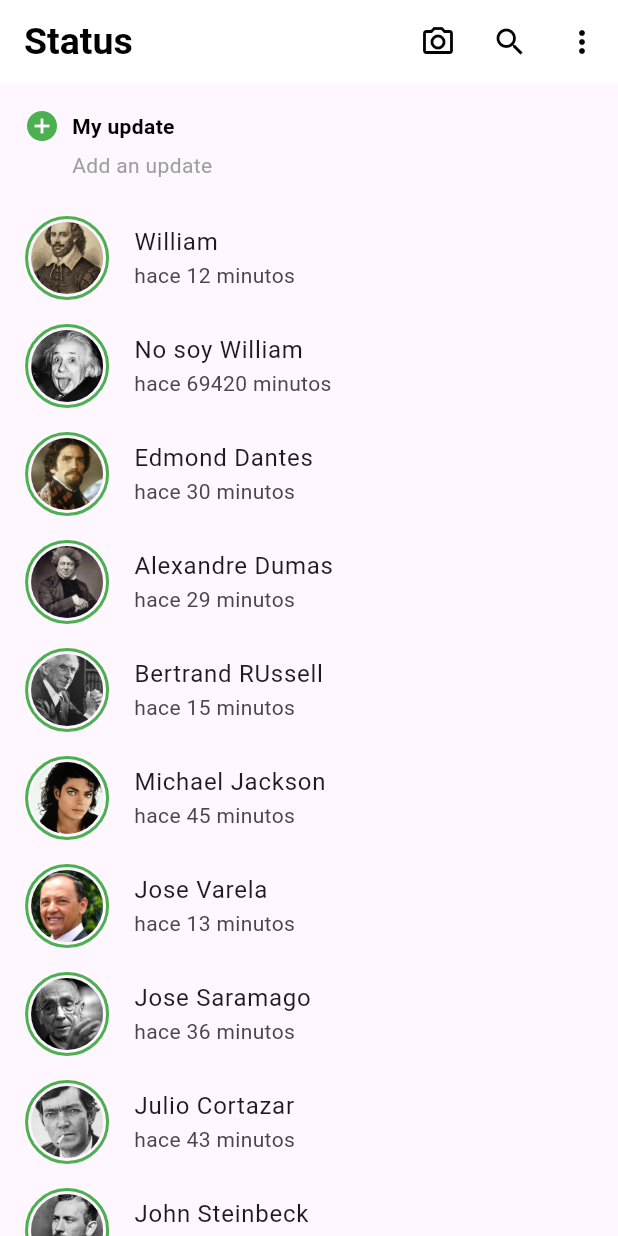
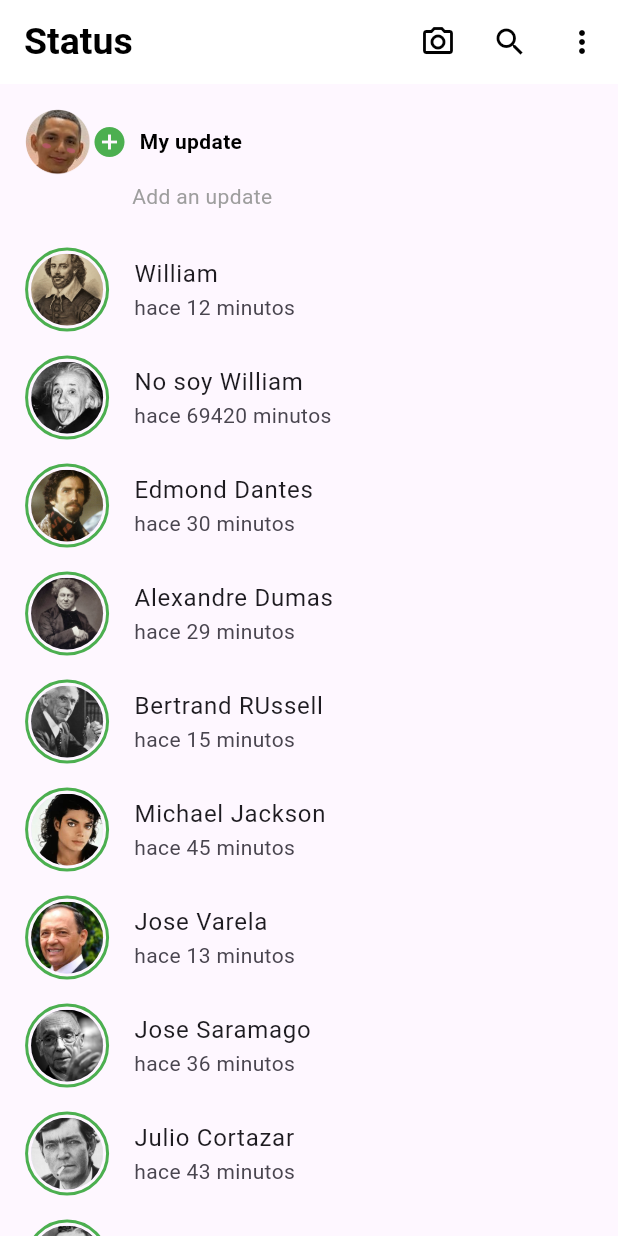
Before and after one commit to Diegdary/whatsapp, a Flutter app: the statusme screen opened directly, on a phone screen of 412 x 824 dp. Run offline on Flutter 3.47's test engine with Material 3 defaults, Android fonts, the phone set to English and light mode, and no system bars.

Commit message:
foto de samuel annadida a status

```diff
--- a/lib/Screens/statuss.dart
+++ b/lib/Screens/statuss.dart
@@ -1,5 +1,5 @@
+
 import 'package:flutter/material.dart';
-
 class statusme extends StatelessWidget {
   statusme({super.key});
   final List<status> estados = [
@@ -111,13 +111,19 @@ class statusme extends StatelessWidget {
             onTap: () {
               print('Pepe el herizo');
             },
-            child: const Padding(
+            child:  Padding(
               padding: EdgeInsets.all(16.0),
               child: Column(
                 crossAxisAlignment: CrossAxisAlignment.start,
                 children: [
                   Row(
                     children: [
+
+                     Container(
+                      width: 45,
+                      height: 45,
+                      child: Image.asset('assets/samuel1-01.png')
+                      ),
                       Icon(Icons.add_circle, color: Colors.green),
                       SizedBox(width: 8),
                       Text(
@@ -126,17 +132,23 @@ class statusme extends StatelessWidget {
                           color: Colors.black,
                           fontWeight: FontWeight.bold,
                         ),
+
                       ),
+                      // ignore: unnecessary_const
+
                     ],
                   ),
                   SizedBox(height: 4),
                   Row(
                     children: [
                       SizedBox(width: 32),
-                      Text(
-                        'Add an update',
-                        style: TextStyle(
-                          color: Colors.grey,
+                      Padding(
+                        padding: const EdgeInsets.fromLTRB(40, 0, 0, 0),
+                        child: Text(
+                          'Add an update',
+                          style: TextStyle(
+                            color: Colors.grey,
+                          ),
                         ),
                       ),
                     ],
--- a/lib/Widgets/MyApp.dart
+++ b/lib/Widgets/MyApp.dart
@@ -31,7 +31,7 @@ class MyApp extends StatelessWidget {
       //home: const Settings(),
       // const Community(),
       // const statusme(),
-      home: Home(),
+      home:   const MyHomePage(title:'Whatsapp'),
     );
   }
 }
```
